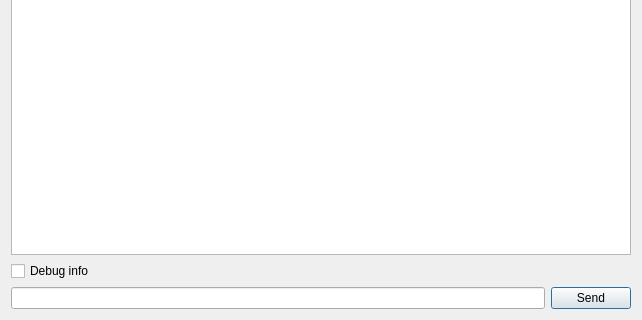
Before: the Qt Designer form dialogconsole.ui in IvanTsantsarov/herdmind-simulator, drawn with Qt 5; both pictures show x 0 to 642 and y 189 to 509 of the 642 by 509 pixel window.
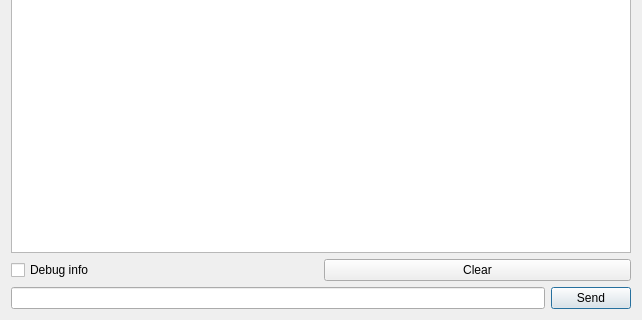
After: the same form once the commit is applied.

What changed in the file:
```diff
--- a/dialogconsole.ui
+++ b/dialogconsole.ui
@@ -20,11 +20,22 @@
       <widget class="QTextEdit" name="out"/>
      </item>
      <item>
+      <layout class="QHBoxLayout" name="horizontalLayout_3">
+       <item>
       <widget class="QCheckBox" name="checkDebug">
        <property name="text">
         <string>Debug info</string>
        </property>
       </widget>
+       </item>
+       <item>
+        <widget class="QPushButton" name="btnClear">
+         <property name="text">
+          <string>Clear</string>
+         </property>
+        </widget>
+       </item>
+      </layout>
      </item>
      <item>
       <layout class="QHBoxLayout" name="horizontalLayout">
```
Lines whose indentation alone changed are shown as unchanged.
